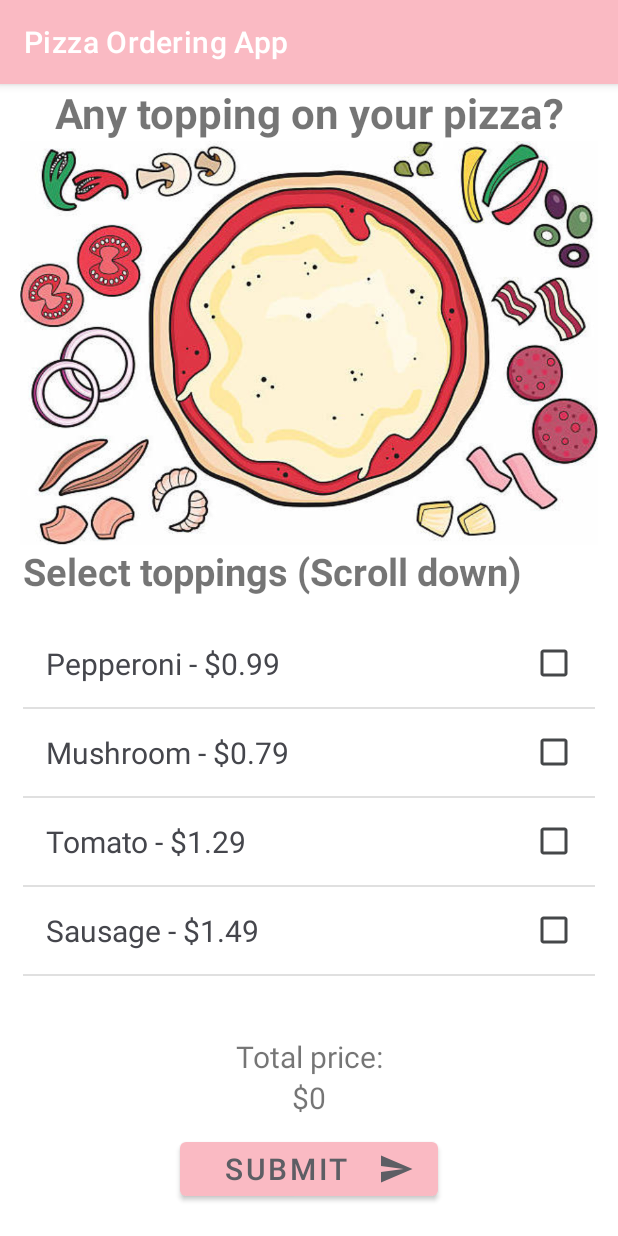
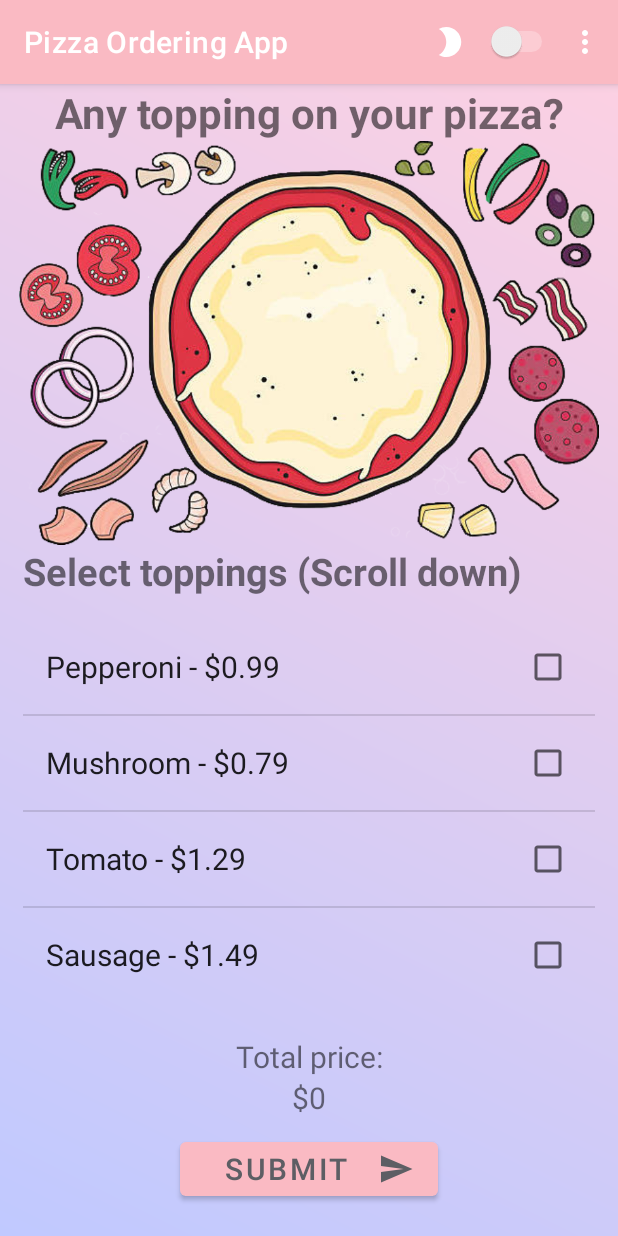
Before and after one commit to YuenShanTsang/PizzaOrderingApp, an Android app: the screen it shows after launch (MainActivity), on a phone screen of 412 x 824 dp. Run offline under Robolectric (Android 15) with nearby library versions, the phone set to English and light mode, and no system bars.

Commit message:
Added style

```diff
--- a/app/src/main/java/com/example/pizzaorderingapp/MainActivity.kt
+++ b/app/src/main/java/com/example/pizzaorderingapp/MainActivity.kt
@@ -4,14 +4,10 @@ import android.content.Context
 import android.content.Intent
 import android.content.SharedPreferences
 import android.os.Bundle
-import android.view.LayoutInflater
-import android.view.View
-import android.view.ViewGroup
-import android.widget.BaseAdapter
-import android.widget.CheckedTextView
-import android.widget.TextView
-import android.widget.Toast
+import android.view.*
+import android.widget.*
 import androidx.appcompat.app.AppCompatActivity
+import androidx.appcompat.app.AppCompatDelegate
 import com.example.pizzaorderingapp.databinding.ActivityMainBinding
 import com.google.gson.Gson
 
@@ -40,14 +36,16 @@ class MainActivity : AppCompatActivity() {
         binding.submitButton.setOnClickListener {
             val selectedToppings = adapter.getSelectedToppings()
             if (selectedToppings.isEmpty()) {
-                Toast.makeText(this, "Please select at least one topping", Toast.LENGTH_SHORT).show()
+                Toast.makeText(this, "Please select at least one topping", Toast.LENGTH_SHORT)
+                    .show()
             } else {
                 selectedToppings.joinToString(", ")
                 Toast.makeText(this, "Successful!", Toast.LENGTH_SHORT).show()
 
                 // Save the order in shared preferences
                 val ordersJsonStr = sharedPreferences.getString("orders", "[]")
-                val orders = Gson().fromJson(ordersJsonStr, Array<Order>::class.java).toMutableList()
+                val orders =
+                    Gson().fromJson(ordersJsonStr, Array<Order>::class.java).toMutableList()
                 orders.add(Order(selectedToppings))
                 val newOrdersJsonStr = Gson().toJson(orders)
                 sharedPreferences.edit().putString("orders", newOrdersJsonStr).apply()
@@ -59,8 +57,41 @@ class MainActivity : AppCompatActivity() {
         }
     }
 
+
+    // Add night switch in menu of the action bar
+    override fun onCreateOptionsMenu(menu: Menu): Boolean {
+        menuInflater.inflate(R.menu.main_menu, menu)
+        val item = menu.findItem(R.id.night_switch)
+        val switchView = item.actionView as Switch
+
+        // Set the switch state based on the current night mode
+        switchView.isChecked =
+            AppCompatDelegate.getDefaultNightMode() == AppCompatDelegate.MODE_NIGHT_YES
+
+        // Set a listener for changes to the switch state
+        switchView.setOnCheckedChangeListener { _, isChecked ->
+            val mode =
+                if (isChecked) AppCompatDelegate.MODE_NIGHT_YES else AppCompatDelegate.MODE_NIGHT_NO
+            AppCompatDelegate.setDefaultNightMode(mode)
+        }
+
+        return true
+    }
+
+    override fun onOptionsItemSelected(item: MenuItem): Boolean {
+        // Handle item selection
+        return when (item.itemId) {
+            R.id.order_item -> {
+                // Go to main activity
+                val intent = Intent(this, PastOrder::class.java)
+                startActivity(intent)
+                true
+            }
+            else -> super.onOptionsItemSelected(item)
+        }
+    }
+
 }
-
 // Topping items
 enum class Topping(val toppings: String, val price: Double) {
     Pepperoni("Pepperoni", 0.99),
--- a/app/src/main/java/com/example/pizzaorderingapp/PastOrder.kt
+++ b/app/src/main/java/com/example/pizzaorderingapp/PastOrder.kt
@@ -61,6 +61,8 @@ class PastOrder : AppCompatActivity() {
                 adapter.addAll(updatedOrders)
                 adapter.notifyDataSetChanged()
                 selectedOrderPosition = -1
+                Toast.makeText(this, "Successfully deleted!", Toast.LENGTH_SHORT)
+                    .show()
             } else {
                 Toast.makeText(this, "Please select an order to delete", Toast.LENGTH_SHORT)
                     .show()
--- a/app/src/main/res/drawable/checkbox_checked.xml
+++ /dev/null
@@ -1,5 +0,0 @@
-<vector android:height="24dp" android:tint="@color/coral"
-    android:viewportHeight="24" android:viewportWidth="24"
-    android:width="24dp" xmlns:android="http://schemas.android.com/apk/res/android">
-    <path android:fillColor="@android:color/white" android:pathData="M19,3L5,3c-1.11,0 -2,0.9 -2,2v14c0,1.1 0.89,2 2,2h14c1.11,0 2,-0.9 2,-2L21,5c0,-1.1 -0.89,-2 -2,-2zM10,17l-5,-5 1.41,-1.41L10,14.17l7.59,-7.59L19,8l-9,9z"/>
-</vector>
--- a/app/src/main/res/drawable/checkbox_selector.xml
+++ /dev/null
@@ -1,5 +0,0 @@
-<?xml version="1.0" encoding="utf-8"?>
-<selector xmlns:android="http://schemas.android.com/apk/res/android">
-    <item android:state_checked="true" android:drawable="@drawable/checkbox_checked" />
-    <item android:drawable="@drawable/checkbox_unchecked" />
-</selector>
--- a/app/src/main/res/drawable/checkbox_unchecked.xml
+++ /dev/null
@@ -1,5 +0,0 @@
-<vector android:height="24dp" android:tint="@color/grey"
-    android:viewportHeight="24" android:viewportWidth="24"
-    android:width="24dp" xmlns:android="http://schemas.android.com/apk/res/android">
-    <path android:fillColor="@android:color/white" android:pathData="M19,5v14H5V5h14m0,-2H5c-1.1,0 -2,0.9 -2,2v14c0,1.1 0.9,2 2,2h14c1.1,0 2,-0.9 2,-2V5c0,-1.1 -0.9,-2 -2,-2z"/>
-</vector>
--- a/app/src/main/res/drawable/new_icon.xml
+++ /dev/null
@@ -1,5 +0,0 @@
-<vector android:height="20dp" android:tint="@color/material_dynamic_neutral30"
-    android:viewportHeight="24" android:viewportWidth="24"
-    android:width="20dp" xmlns:android="http://schemas.android.com/apk/res/android">
-    <path android:fillColor="@android:color/white" android:pathData="M17.65,6.35C16.2,4.9 14.21,4 12,4c-4.42,0 -7.99,3.58 -7.99,8s3.57,8 7.99,8c3.73,0 6.84,-2.55 7.73,-6h-2.08c-0.82,2.33 -3.04,4 -5.65,4 -3.31,0 -6,-2.69 -6,-6s2.69,-6 6,-6c1.66,0 3.14,0.69 4.22,1.78L13,11h7V4l-2.35,2.35z"/>
-</vector>
--- a/app/src/main/res/drawable/night_mode_icon.xml
+++ b/app/src/main/res/drawable/night_mode_icon.xml
@@ -1,4 +1,4 @@
-<vector android:height="24dp" android:tint="#000000"
+<vector android:height="24dp" android:tint="#FFFFFF"
     android:viewportHeight="24" android:viewportWidth="24"
     android:width="24dp" xmlns:android="http://schemas.android.com/apk/res/android">
     <path android:fillColor="@android:color/white" android:pathData="M9.5,2c-1.82,0 -3.53,0.5 -5,1.35c2.99,1.73 5,4.95 5,8.65s-2.01,6.92 -5,8.65C5.97,21.5 7.68,22 9.5,22c5.52,0 10,-4.48 10,-10S15.02,2 9.5,2z"/>
--- a/app/src/main/res/drawable/order_icon.xml
+++ b/app/src/main/res/drawable/order_icon.xml
@@ -1,4 +1,4 @@
-<vector android:height="24dp" android:tint="#000000"
+<vector android:height="24dp" android:tint="@color/material_dynamic_neutral30"
     android:viewportHeight="24" android:viewportWidth="24"
     android:width="24dp" xmlns:android="http://schemas.android.com/apk/res/android">
     <path android:fillColor="@android:color/white" android:pathData="M11,7H2v2h9V7zM11,15H2v2h9V15zM16.34,11l-3.54,-3.54l1.41,-1.41l2.12,2.12l4.24,-4.24L22,5.34L16.34,11zM16.34,19l-3.54,-3.54l1.41,-1.41l2.12,2.12l4.24,-4.24L22,13.34L16.34,19z"/>
--- a/app/src/main/res/layout/activity_past_order.xml
+++ b/app/src/main/res/layout/activity_past_order.xml
@@ -53,7 +53,7 @@
             android:layout_height="wrap_content"
             android:layout_marginStart="15dp"
             android:layout_marginEnd="15dp"
-            android:drawableEnd="@drawable/new_icon"
+            android:drawableEnd="@drawable/order_icon"
             android:text="@string/newOrder_button"
             android:textColor="@color/material_dynamic_neutral30"
             tools:ignore="ButtonStyle" />
--- a/app/src/main/res/layout/past_order.xml
+++ b/app/src/main/res/layout/past_order.xml
@@ -11,7 +11,6 @@
         android:layout_width="match_parent"
         android:layout_height="wrap_content"
         android:checkMark="?android:attr/listChoiceIndicatorSingle"
-        android:checkable="true"
         android:gravity="center_vertical"
         android:layout_margin="15dp"
         android:padding="16dp"
--- a/app/src/main/res/layout/topping_item.xml
+++ b/app/src/main/res/layout/topping_item.xml
@@ -11,10 +11,9 @@
         android:layout_height="match_parent"
         android:gravity="center_vertical"
         android:layout_margin="15dp"
-        android:checkMark="@drawable/checkbox_selector"
+        android:checkMark="?android:attr/listChoiceIndicatorMultiple"
         android:checkable="true"
         android:text="@string/topping_name"
-        android:textColor="@color/material_dynamic_neutral30"
         android:textSize="20sp" />
 
 </FrameLayout>
--- a/app/src/main/res/values-night/themes.xml
+++ b/app/src/main/res/values-night/themes.xml
@@ -1,6 +1,6 @@
 <resources xmlns:tools="http://schemas.android.com/tools">
     <!-- Base application night theme. -->
-    <style name="Theme.YuenShan_Score" parent="Theme.MaterialComponents.DayNight.DarkActionBar">
+    <style name="Theme.PizzaOrderingApp" parent="Theme.MaterialComponents.DayNight.DarkActionBar">
         <!-- Primary brand color. -->
         <item name="colorPrimary">@color/periwinkle</item>
         <item name="colorPrimaryVariant">@color/dark_blue</item>
@@ -12,5 +12,6 @@
         <!-- Status bar color. -->
         <item name="android:statusBarColor">?attr/colorPrimaryVariant</item>
         <!-- Customize your theme here. -->
+        <item name="android:windowBackground">@drawable/night_background</item>
     </style>
 </resources>
--- a/app/src/main/res/values/themes.xml
+++ b/app/src/main/res/values/themes.xml
@@ -12,5 +12,6 @@
         <!-- Status bar color. -->
         <item name="android:statusBarColor">?attr/colorPrimaryVariant</item>
         <!-- Customize your theme here. -->
+        <item name="android:windowBackground">@drawable/day_background</item>
     </style>
 </resources>
```
Also changed, not shown: app/src/main/res/menu/main_menu.xml (+5 -5 lines), app/src/main/res/drawable/pizza_image.jpg (deleted), app/src/main/res/drawable/pizza_image.png (added).
